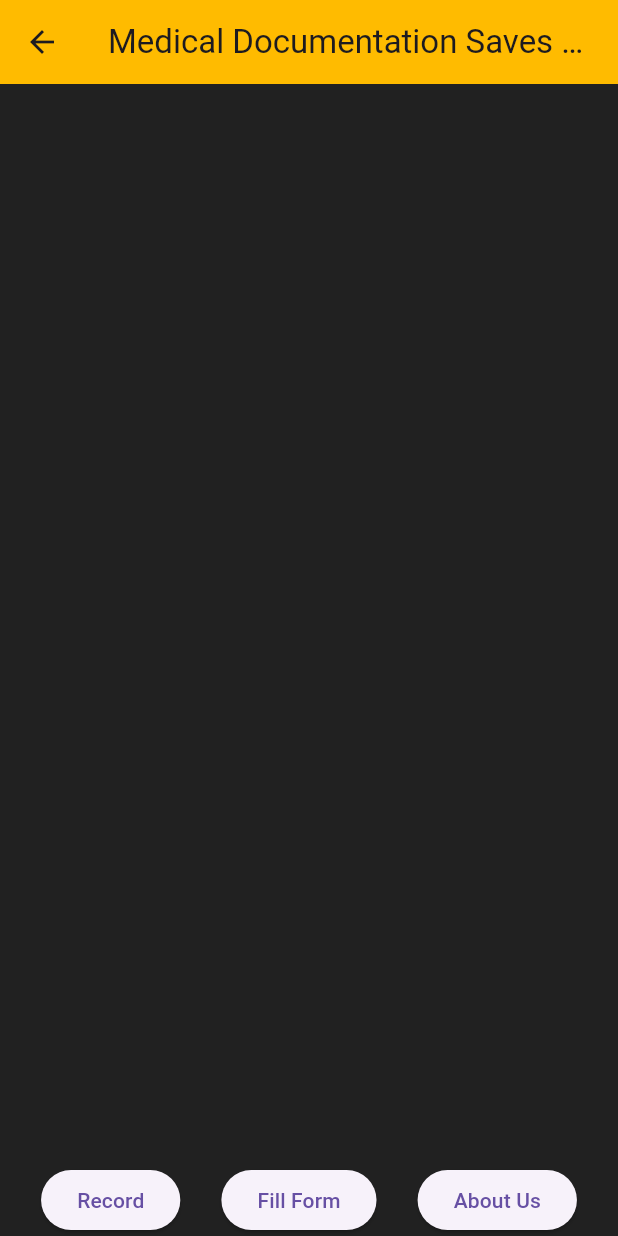
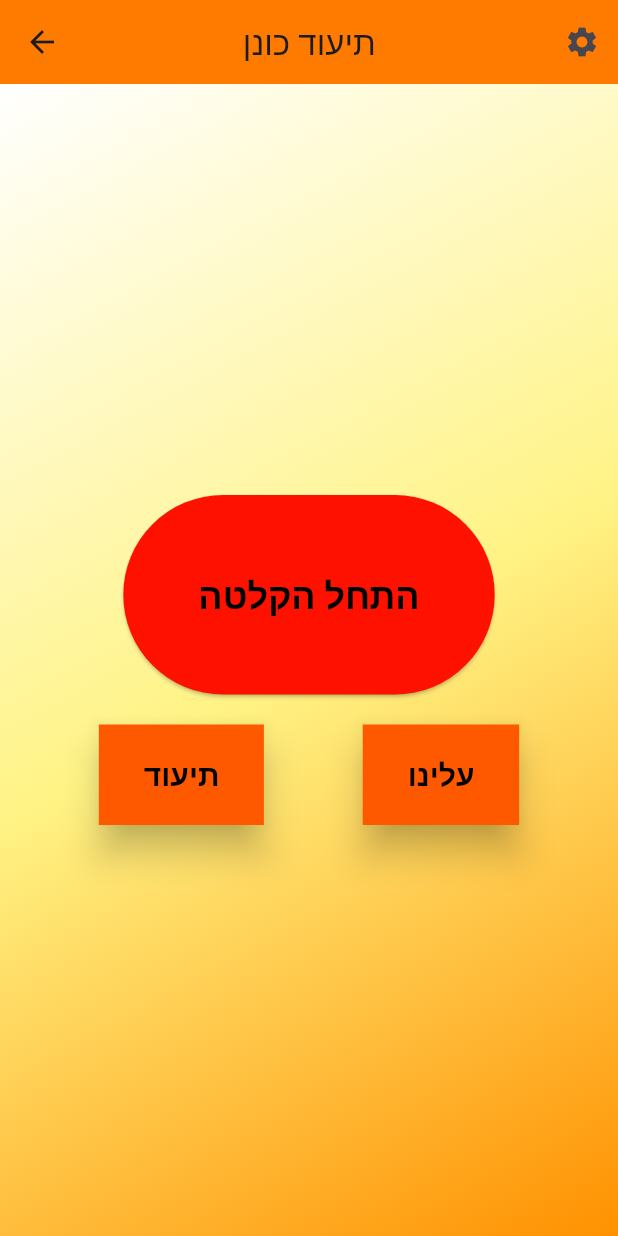
Before and after one commit to Meir-Crombie/ResQDoc-Hackthon, a Flutter app: the screen it shows after launch, on a phone screen of 412 x 824 dp. Run offline on Flutter 3.47's test engine with Material 3 defaults, Android fonts, the phone set to English and light mode, and no system bars; our stand-ins replace just_audio, shared_preferences; missing offline and left inert: record.

Commit message:
added settings button

```diff
--- a/frontend/lib/main.dart
+++ b/frontend/lib/main.dart
@@ -1,4 +1,5 @@
 import 'package:flutter/material.dart';
+import 'package:frontend/pages/settings_page.dart';
 import 'pages/home.dart';
 import 'pages/loading_screen.dart';
 import 'pages/paramedic_doc.dart';
@@ -16,5 +17,6 @@ void main() => runApp(MaterialApp(
         '/': (context) => Loading(),
         '/home': (context) => Home(),
         '/paramedic': (context) => ParamedicDoc(),
+        '/settings': (context) => Settings(),
       },
     )); // Material app
--- a/frontend/lib/pages/home.dart
+++ b/frontend/lib/pages/home.dart
@@ -58,41 +58,98 @@ class _HomeState extends State<Home> {
   @override
   Widget build(BuildContext context) {
     return Scaffold(
-      backgroundColor: Colors.grey[900],
+      backgroundColor: const Color.fromARGB(255, 26, 199, 49),
       appBar: AppBar(
-        title: Text('Medical Documentation Saves Lives'),
+        title: Text('תיעוד כונן'),
         centerTitle: true,
-        backgroundColor: const Color.fromARGB(255, 255, 187, 0),
+        backgroundColor: const Color.fromARGB(255, 255, 123, 0),
+        actions: [
+          IconButton(
+            icon: Icon(Icons.settings),
+            onPressed: () {
+              // Add your settings page navigation here
+              Navigator.pushNamed(context, '/Settings');
+            },
           ),
-      body: SafeArea(
+        ],
+      ),
+      body: Container(
+        decoration: BoxDecoration(
+          gradient: LinearGradient(
+            colors: [
+              const Color.fromARGB(255, 255, 255, 255),
+              const Color.fromARGB(255, 255, 243, 133),
+              const Color.fromARGB(255, 255, 145, 0)
+            ], // צבעי השיפוע
+            begin: Alignment.topLeft, // תחילת השיפוע
+            end: Alignment.bottomRight, // סוף השיפוע
+          ),
+        ),
+        child: Center(
           child: Column(
-          mainAxisAlignment:
-              MainAxisAlignment.end, // Position buttons at the bottom
+            mainAxisAlignment: MainAxisAlignment.center,
             children: <Widget>[
+              ElevatedButton(
+                onPressed: isRecording ? stopRecording : startRecording,
+                style: ElevatedButton.styleFrom(
+                  foregroundColor: const Color.fromARGB(255, 0, 0, 0),
+                  backgroundColor: const Color.fromARGB(255, 255, 17, 0),
+                  padding: EdgeInsets.symmetric(horizontal: 50, vertical: 50),
+                  textStyle:
+                      TextStyle(fontSize: 24, fontWeight: FontWeight.bold),
+                ),
+                child: Text(isRecording ? 'הפסק הקלטה' : 'התחל הקלטה'),
+              ),
+              SizedBox(height: 20),
               Row(
                 mainAxisAlignment: MainAxisAlignment.spaceEvenly,
                 children: [
                   ElevatedButton(
-                  onPressed: isRecording ? stopRecording : startRecording,
-                  child: Text(isRecording ? 'Stop' : 'Record'),
-                ),
-                ElevatedButton(
                     onPressed: () {
                       Navigator.pushNamed(context, '/paramedic');
                     },
-                  child: const Text('Fill Form'),
+                    style: ElevatedButton.styleFrom(
+                      foregroundColor:
+                          const Color.fromARGB(255, 0, 0, 0), // צבע הטקסט
+                      backgroundColor:
+                          const Color.fromARGB(255, 255, 89, 0), // צבע הרקע
+                      elevation: 10, // גובה הצל
+                      shape: RoundedRectangleBorder(
+                        borderRadius:
+                            BorderRadius.circular(0), // פינות לא מעוגלות
+                      ),
+                      padding: EdgeInsets.symmetric(
+                          horizontal: 30, vertical: 20), // שוליים פנימיים
+                      textStyle:
+                          TextStyle(fontSize: 20, fontWeight: FontWeight.bold),
+                    ),
+                    child: const Text('תיעוד'),
                   ),
                   ElevatedButton(
                     onPressed: () {
                       Navigator.pushNamed(context, '/about');
                     },
-                  child: const Text('About Us'),
+                    style: ElevatedButton.styleFrom(
+                      foregroundColor: const Color.fromARGB(255, 0, 0, 0),
+                      backgroundColor: const Color.fromARGB(
+                          255, 255, 89, 0), // צבע טקסט הכפתור
+                      elevation: 10, // גובה הצל
+                      shape: RoundedRectangleBorder(
+                        borderRadius: BorderRadius.circular(0), // פינות מעוגלות
+                      ),
+                      padding: EdgeInsets.symmetric(
+                          horizontal: 30, vertical: 20), // שוליים פנימיים
+                      textStyle:
+                          TextStyle(fontSize: 20, fontWeight: FontWeight.bold),
+                    ),
+                    child: const Text('עלינו'),
                   ),
                 ],
               ),
             ],
           ),
         ),
+      ),
     );
   }
 }
--- /dev/null
+++ b/frontend/lib/pages/settings_page.dart
@@ -0,0 +1,15 @@
+import 'package:flutter/material.dart';
+
+class Settings extends StatefulWidget {
+  const Settings({super.key});
+
+  @override
+  State<Settings> createState() => _SettingsState();
+}
+
+class _SettingsState extends State<Settings> {
+  @override
+  Widget build(BuildContext context) {
+    return const Placeholder();
+  }
+}
```
Also changed, not shown: frontend/assets/backround_image.png.PNG (added), frontend/assets/איחוד הצלה תמונץ טיפול (1).JPG (added). Lines whose indentation alone changed are shown as unchanged.
